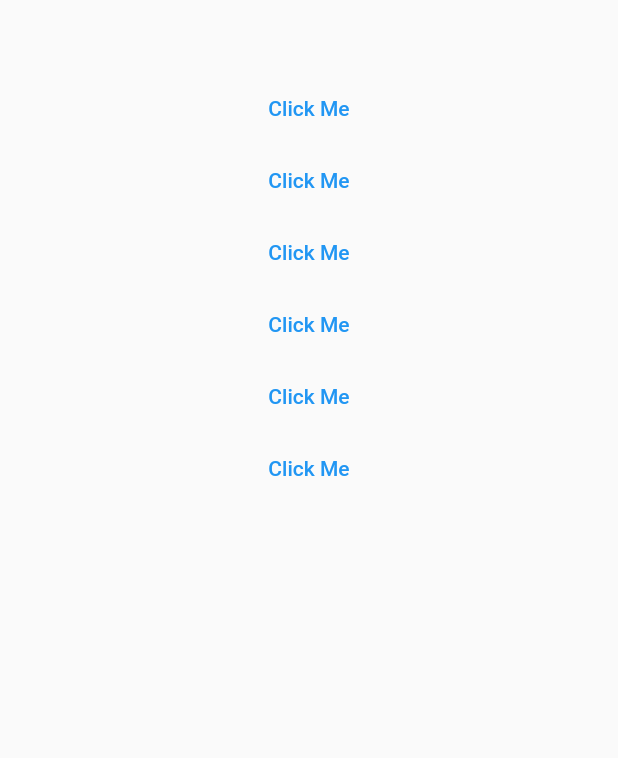
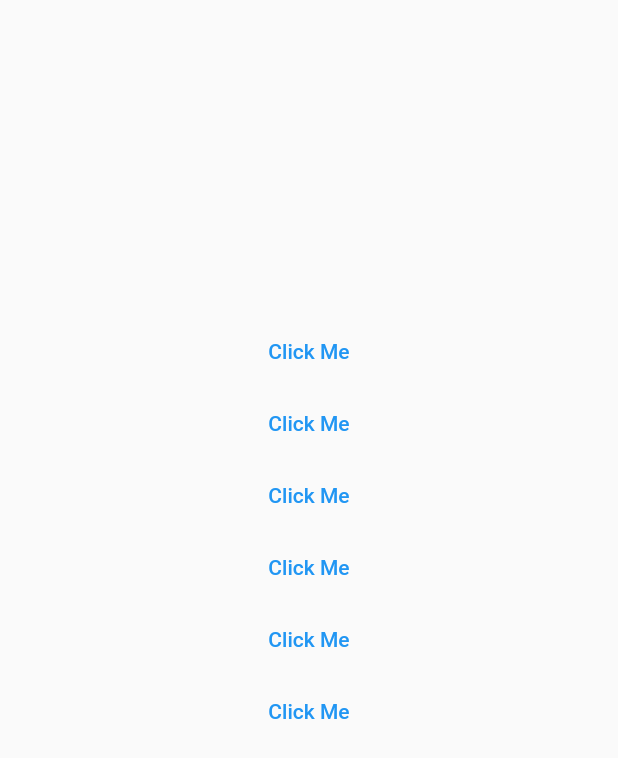
Before and after one commit to xamorite/xylophone, a Flutter app: the screen it shows after launch, after a tap on "Click Me", on a phone screen of 412 x 824 dp. Shown: the top 758 px of the screen. Run offline on Flutter 3.47's test engine with Material 2 defaults, Android fonts, the light colour scheme and no system bars; our stand-ins replace audioplayers.

Commit message:
Xylophone app

```diff
--- a/lib/main.dart
+++ b/lib/main.dart
@@ -12,37 +12,44 @@ class XylophoneApp extends StatelessWidget {
         body: SafeArea(
           child: Center(
             child: Container(
+              width: 250.0,
+              height: 500.0,
               child: Column(
                 children: [
                   TextButton(onPressed: (){
+                    Colors.red;
                     final player = AudioCache();
                     player.load('note1.wav');
                   }, child: SizedBox(width: 250.0,)
 
                     ,),
                   TextButton(onPressed: (){
+                    Colors.orange;
                     final player = AudioCache();
                     player.load('note2.wav');
                   }, child: Text('Click Me')
 
                     ,),
                   TextButton(onPressed: (){
+                    Colors.yellow;
                     final player = AudioCache();
                     player.load('note3.wav');
                   }, child: Text('Click Me')
 
                     ,),
                   TextButton(onPressed: (){
+                    Colors.green;
                     final player = AudioCache();
                     player.load('note4.wav');
                   }, child: Text('Click Me')
 
                     ,),
-                  TextButton(onPressed: (){
+                  TextButton(
+                    onPressed: (){
                     final player = AudioCache();
                     player.load('note5.wav');
-                  }, child: Text('Click Me')
-
+                  },
+                    child: Text('Click Me')
                     ,),
                   TextButton(onPressed: (){
                     final player = AudioCache();
```
